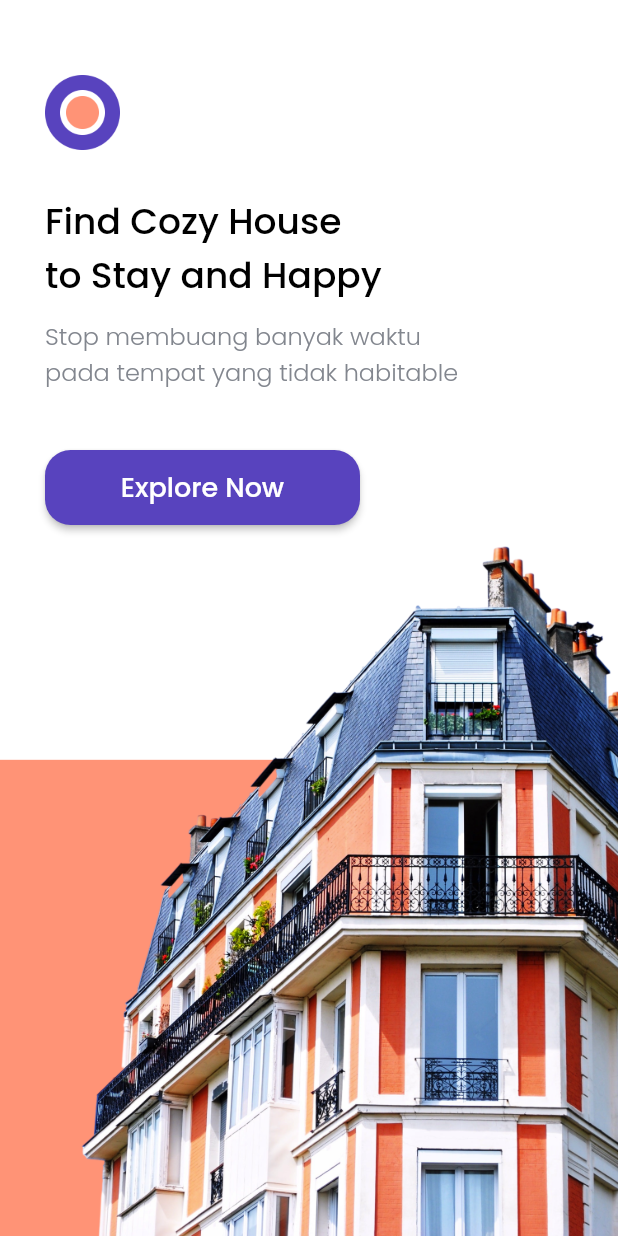
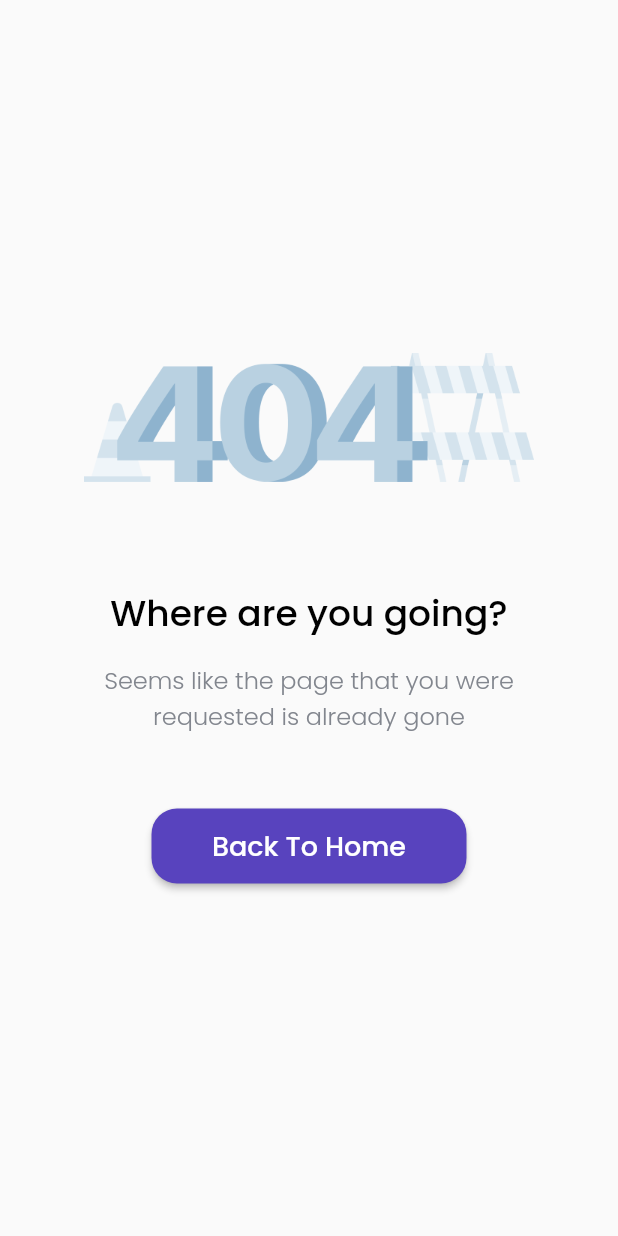
Before and after one commit to revanggaajip/cozy, a Flutter app: the screen it shows after launch, on a phone screen of 412 x 824 dp. Run offline on Flutter 3.47's test engine with Material 2 defaults, Android fonts, the phone set to English and light mode, and no system bars; our stand-ins replace google_fonts.

Commit message:
Create ErrorPage

```diff
--- a/lib/main.dart
+++ b/lib/main.dart
@@ -1,3 +1,4 @@
+import 'package:cozy/pages/error_page.dart';
 import 'package:cozy/pages/splash_page.dart';
 import 'package:cozy/theme.dart';
 import 'package:flutter/material.dart';
@@ -10,7 +11,7 @@ class MyApp extends StatelessWidget {
   @override
   Widget build(BuildContext context) {
     return MaterialApp(
-      home: SplashPage(),
+      home: ErrorPage(),
     );
   }
 }
--- a/lib/pages/detail_page.dart
+++ b/lib/pages/detail_page.dart
@@ -9,7 +9,7 @@ class DetailPage extends StatelessWidget {
     // final Uri _url = Uri.parse('https://flutter.dev');
 
     Future<void> _launchUrl(String loc) async {
-      Uri _url = Uri.parse(loc);
+      final Uri _url = Uri.parse(loc);
       if (!await launchUrl(_url)) {
         throw 'Could not launch $_url';
       }
@@ -260,7 +260,9 @@ class DetailPage extends StatelessWidget {
                         height: 50,
                         width: MediaQuery.of(context).size.width - (2 * edge),
                         child: RaisedButton(
-                          onPressed: () {},
+                          onPressed: () {
+                            _launchUrl('tel:085956534410');
+                          },
                           color: purpleColor,
                           shape: RoundedRectangleBorder(
                             borderRadius: BorderRadius.circular(17),
--- /dev/null
+++ b/lib/pages/error_page.dart
@@ -0,0 +1,68 @@
+import 'package:cozy/pages/home_page.dart';
+import 'package:cozy/theme.dart';
+import 'package:flutter/material.dart';
+
+class ErrorPage extends StatelessWidget {
+  // const ErrorPage({Key? key}) : super(key: key);
+
+  @override
+  Widget build(BuildContext context) {
+    return Scaffold(
+      body: SafeArea(
+        bottom: false,
+        child: Center(
+          child: Column(
+            mainAxisAlignment: MainAxisAlignment.center,
+            children: [
+              Image.asset(
+                'assets/images/error.png',
+                width: 300,
+              ),
+              const SizedBox(
+                height: 70,
+              ),
+              Text(
+                'Where are you going?',
+                style: blackTextStyle.copyWith(fontSize: 24),
+              ),
+              const SizedBox(
+                height: 14,
+              ),
+              Text(
+                'Seems like the page that you were\nrequested is already gone',
+                style: greyTextStyle.copyWith(
+                  fontSize: 16,
+                ),
+                textAlign: TextAlign.center,
+              ),
+              const SizedBox(
+                height: 50,
+              ),
+              Container(
+                width: 210,
+                height: 50,
+                child: RaisedButton(
+                  onPressed: () {
+                    Navigator.pushAndRemoveUntil(
+                      context,
+                      MaterialPageRoute(builder: (context) => HomePage()),
+                      (route) => false,
+                    );
+                  },
+                  color: purpleColor,
+                  shape: RoundedRectangleBorder(
+                    borderRadius: BorderRadius.circular(17),
+                  ),
+                  child: Text(
+                    'Back To Home',
+                    style: whiteTextStyle.copyWith(fontSize: 18),
+                  ),
+                ),
+              )
+            ],
+          ),
+        ),
+      ),
+    );
+  }
+}
```
Also changed, not shown: 1 other file.
